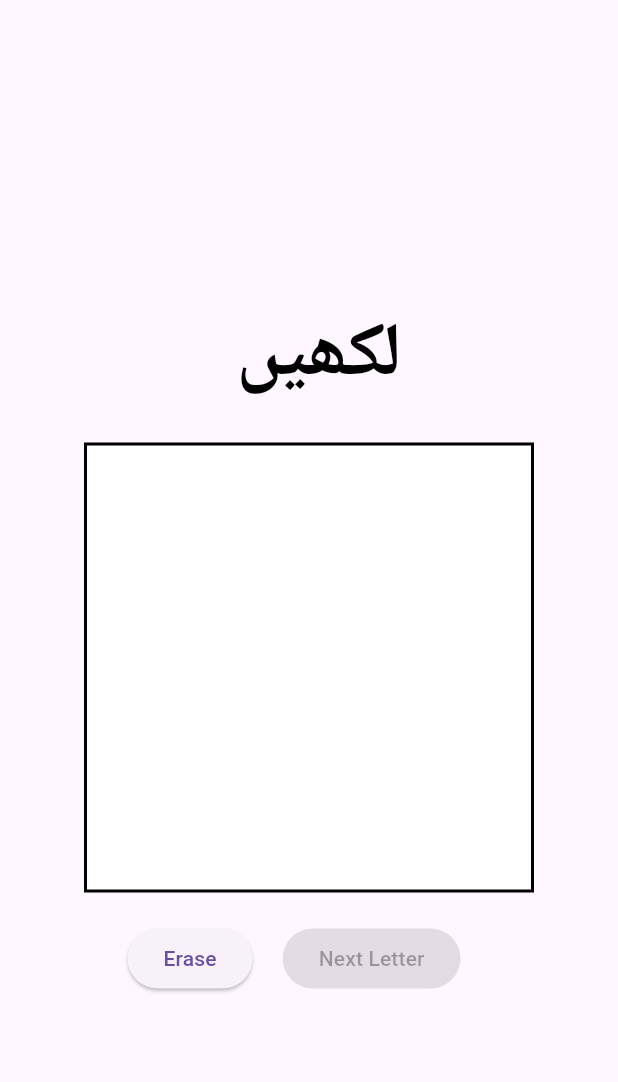
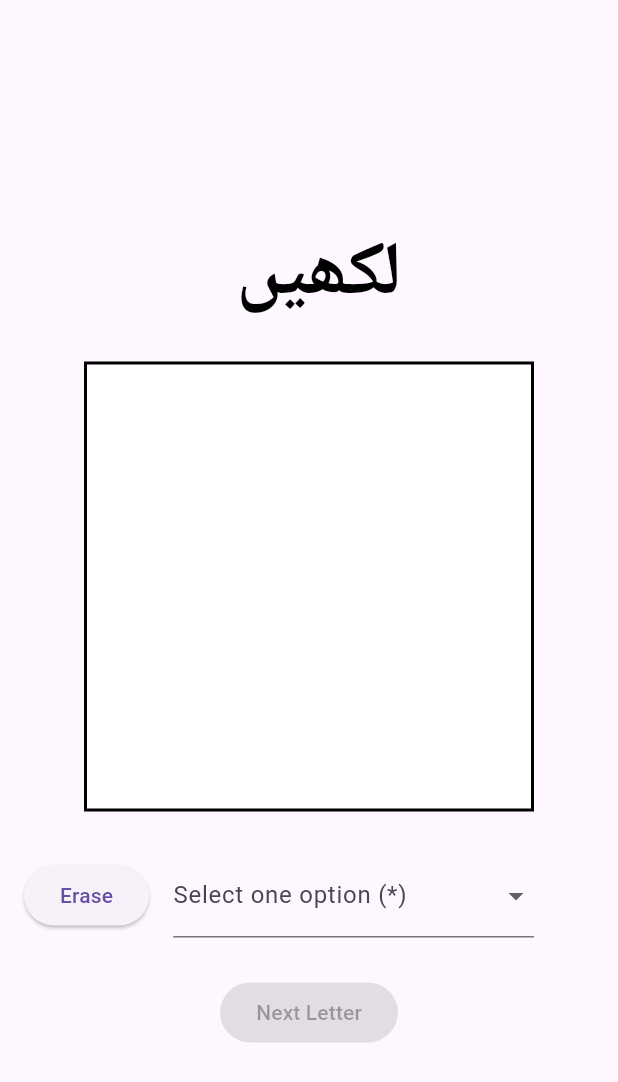
Before and after one commit to Saadullah-AbdulSamad/urdudataset-flutter, a Flutter app: the DrawingScreen screen opened directly with empty values, on a phone screen of 412 x 824 dp. Shown: the top 1082 px of the screen. Run offline on Flutter 3.47's test engine with Material 3 defaults, Android fonts, the phone set to English and light mode, and no system bars; our stand-ins replace cloud_firestore, firebase_core; accounts and stored records are empty; Roboto replaces fonts that are missing (Nastaleeq).

Commit message:
add new dropdown by in drawing screen,and dropdown value initially set by hafiz abdul samad

```diff
--- a/lib/drawing/drawingscreen.dart
+++ b/lib/drawing/drawingscreen.dart
@@ -16,7 +16,11 @@ class _DrawingBoardState extends State<DrawingScreen> {
   List<int> stamps = [];
   Map<String, List<DataPoint>> letterPointsMap =
       {}; // Map to store Urdu letters with their data values.
-
+  List<String> words2 = [
+    'Single alphabet words',
+    'Double alphabet words',
+    'Triple alphabet words',
+  ];
   List<String> wordsDone = [];
   List<String> urduLetters = [
     "ا",
@@ -306,6 +310,7 @@ class _DrawingBoardState extends State<DrawingScreen> {
     return words[random.nextInt(words.length)];
   }
 
+  late String? words1 = widget.words;
   void resetDrawing() {
     setState(() {
       dataEntries.clear(); // Clear current drawing points.
@@ -327,27 +332,27 @@ class _DrawingBoardState extends State<DrawingScreen> {
         }
 
         // Store the current letter's points in the map.
-        letterPointsMap[widget.words == 'Single alphabet words'
+        letterPointsMap[words1 == 'Single alphabet words'
             ? urduLetters[currentLetterIndex]
-            : widget.words == 'Triple alphabet words'
+            : words1 == 'Triple alphabet words'
                 ? urduThreeLetterWords[currentLetterIndex]
-                : widget.words == 'Double alphabet words'
+                : words1 == 'Double alphabet words'
                     ? urduTwoLetterWords[currentLetterIndex]
                     : ''] = List.from(dataEntries);
-        if (widget.words == 'Double alphabet words') {
+        if (words1 == 'Double alphabet words') {
           wordsDone.add(urduTwoLetterWords[currentLetterIndex]);
         }
-        if (widget.words == 'Triple alphabet words') {
+        if (words1 == 'Triple alphabet words') {
           wordsDone.add(urduThreeLetterWords[currentLetterIndex]);
         }
         dataEntries.clear(); // Clear current points for the next letter.
 
-        if (widget.words == 'Single alphabet words' &&
+        if (words1 == 'Single alphabet words' &&
             currentLetterIndex < urduLetters.length - 1) {
           currentLetterIndex++; // Increment only if it's within the bounds of the list.
           showError = false; // Reset error flag if the letter has been drawn.
         } else {
-          if (widget.words == 'Double alphabet words' &&
+          if (words1 == 'Double alphabet words' &&
               wordsDone.length <= urduTwoLetterWords.length) {
             var proposedStr = rand(urduTwoLetterWords);
             while (wordsDone.contains(proposedStr)) {
@@ -355,7 +360,7 @@ class _DrawingBoardState extends State<DrawingScreen> {
             }
             currentLetterIndex = urduTwoLetterWords.indexOf(proposedStr);
           } else {
-            if (widget.words == 'Triple alphabet words' &&
+            if (words1 == 'Triple alphabet words' &&
                 wordsDone.length <= urduThreeLetterWords.length) {
               var proposedStr = rand(urduThreeLetterWords);
               while (wordsDone.contains(proposedStr)) {
@@ -376,6 +381,22 @@ class _DrawingBoardState extends State<DrawingScreen> {
             }
           }
         }
+      }
+    });
+  }
+
+  void resetIndexForWords(String? selectedWords) {
+    setState(() {
+      // Reset the current letter index based on the selected word type
+      if (selectedWords == 'Single alphabet words') {
+        currentLetterIndex =
+            0; // Reset to first index for single alphabet words
+      } else if (selectedWords == 'Double alphabet words') {
+        currentLetterIndex =
+            0; // Reset to first index for double alphabet words
+      } else if (selectedWords == 'Triple alphabet words') {
+        currentLetterIndex =
+            0; // Reset to first index for triple alphabet words
       }
     });
   }
@@ -401,12 +422,12 @@ class _DrawingBoardState extends State<DrawingScreen> {
                 ),
               ),
               Text(
-                widget.words == 'Single alphabet words'
+                words1 == 'Single alphabet words'
                     ? urduLetters[currentLetterIndex]
-                    : widget.words == 'Triple alphabet words'
+                    : words1 == 'Triple alphabet words'
                         ? urduThreeLetterWords[
                             currentLetterIndex] // Random 3-letter word
-                        : widget.words == 'Double alphabet words'
+                        : words1 == 'Double alphabet words'
                             ? urduTwoLetterWords[
                                 currentLetterIndex] // Random 2-letter word
                             : '',
@@ -473,21 +494,13 @@ class _DrawingBoardState extends State<DrawingScreen> {
               ),
             ),
           const SizedBox(height: 20),
-          Row(
-            mainAxisAlignment: MainAxisAlignment.center,
-            children: [
-              ElevatedButton(
+              ListTile(
+                leading: ElevatedButton(
                   onPressed: resetDrawing,
                   child: const Text("Erase"),
                 ),
-              const SizedBox(width: 20),
-              ElevatedButton(
-                onPressed: dataEntries.isEmpty ? null : nextLetter,
-                child: const Text(
-                    "Next Letter"), // Disable button if no points are drawn
-              ),
-              const SizedBox(width: 20),
-              wordsDone.length > 9 && widget.words != 'Single alphabet words'
+                trailing: wordsDone.length > 9 &&
+                    words1 != 'Single alphabet words'
                     ? ElevatedButton(
                         onPressed: dataEntries.isEmpty
                             ? () {
@@ -505,8 +518,41 @@ class _DrawingBoardState extends State<DrawingScreen> {
                             "Finish"), // Disable button if no points are drawn
                       )
                     : const Text(''),
-            ],
+                subtitle:
+                DropdownButtonFormField<String>(
+                  value: words1,
+                  decoration: const InputDecoration(
+                    labelText: 'Select one option (*)',
                   ),
+                  items: words2.map((words) {
+                    return DropdownMenuItem<String>(
+                      value: words,
+                      child: Text(words),
+                    );
+                  }).toList(),
+                  onChanged: (value) {
+                    setState(() {
+                      words1 = value;
+                      resetIndexForWords(words1);
+                    });
+                  },
+                  validator: (value) {
+                    if (value == null || value.isEmpty) {
+                      return 'Please select your qualification';
+                    }
+                    return null;
+                  },
+                ),),
+              Padding(
+                padding: const EdgeInsets.all(18.0),
+                child: ElevatedButton(
+                  onPressed: dataEntries.isEmpty ? null : nextLetter,
+                  child: const Text(
+                      "Next Letter"), // Disable button if no points are drawn
+                ),
+              ),
+
+
         ],
       ),
     );
```
Also changed, not shown: lib/form/formscreen_compact.dart (+8 -0 lines). Lines whose indentation alone changed are shown as unchanged.
